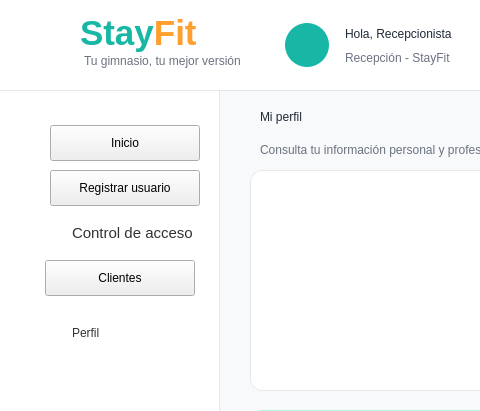
Old version of the form Proyecto/src/vista/Ui/interfaz_recepcionista_perfil.ui in the repository smonts01/Ingenieria-del-software; both pictures show x 0 to 480 and y 0 to 411 of the 1207 by 700 pixel window.
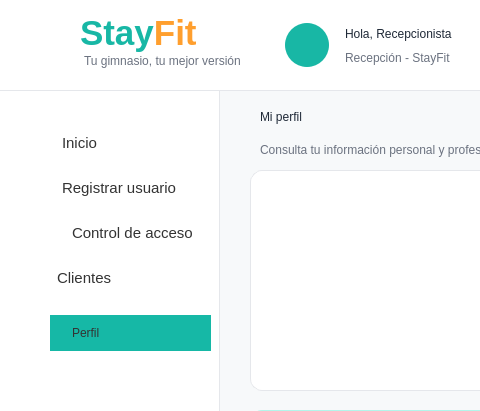
New version of the form. Icons and pictures are not drawn.

Patch:
```diff
--- a/Proyecto/src/vista/Ui/interfaz_recepcionista_perfil.ui
+++ b/Proyecto/src/vista/Ui/interfaz_recepcionista_perfil.ui
@@ -497,6 +497,9 @@
      <property name="layoutDirection">
       <enum>Qt::LeftToRight</enum>
      </property>
+     <property name="styleSheet">
+      <string notr="true">background: #16B8A6;</string>
+     </property>
      <property name="text">
       <string>Perfil</string>
      </property>
@@ -510,6 +513,32 @@
        <height>36</height>
       </rect>
      </property>
+     <property name="font">
+      <font>
+       <family>Segoe UI</family>
+       <pointsize>11</pointsize>
+      </font>
+     </property>
+     <property name="styleSheet">
+      <string notr="true">QPushButton {
+    background-color: transparent;
+    border: none;
+    border-radius: 8px;
+    padding: 8px 12px;
+    text-align: left;
+    color: #333333;
+}
+
+QPushButton:hover {
+    background-color: #E8F8F5;
+}
+
+QPushButton:checked {
+    background-color: #DDF7F3;
+    color: #333333;
+    font-weight: bold;
+}</string>
+     </property>
      <property name="text">
       <string>Inicio</string>
      </property>
@@ -523,6 +552,32 @@
        <height>36</height>
       </rect>
      </property>
+     <property name="font">
+      <font>
+       <family>Segoe UI</family>
+       <pointsize>11</pointsize>
+      </font>
+     </property>
+     <property name="styleSheet">
+      <string notr="true">QPushButton {
+    background-color: transparent;
+    border: none;
+    border-radius: 8px;
+    padding: 8px 12px;
+    text-align: left;
+    color: #333333;
+}
+
+QPushButton:hover {
+    background-color: #E8F8F5;
+}
+
+QPushButton:checked {
+    background-color: #DDF7F3;
+    color: #333333;
+    font-weight: bold;
+}</string>
+     </property>
      <property name="text">
       <string>Registrar usuario</string>
      </property>
@@ -536,6 +591,32 @@
        <height>36</height>
       </rect>
      </property>
+     <property name="font">
+      <font>
+       <family>Segoe UI</family>
+       <pointsize>11</pointsize>
+      </font>
+     </property>
+     <property name="styleSheet">
+      <string notr="true">QPushButton {
+    background-color: transparent;
+    border: none;
+    border-radius: 8px;
+    padding: 8px 12px;
+    text-align: left;
+    color: #333333;
+}
+
+QPushButton:hover {
+    background-color: #E8F8F5;
+}
+
+QPushButton:checked {
+    background-color: #DDF7F3;
+    color: #333333;
+    font-weight: bold;
+}</string>
+     </property>
      <property name="text">
       <string>Clientes</string>
      </property>
```
Left out of the diff: 2 changed lines with no effect on the pictures.
